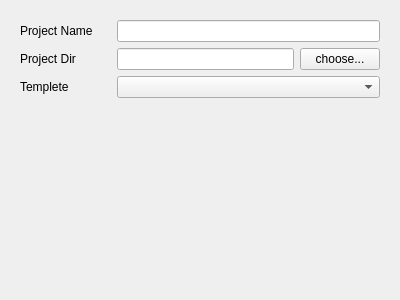
Before: the Qt Designer form UI/plugins/audio/audioform.ui in wwwwwalter/QtManageProject, drawn with Qt 5.
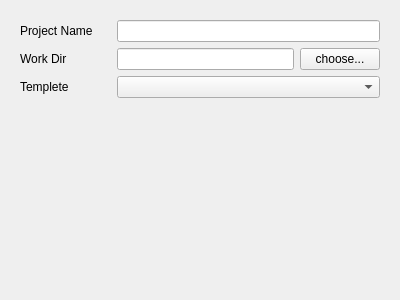
After: the same form once the commit is applied.

Commit message: create new project

Diff of the .ui file:
```diff
--- a/UI/plugins/audio/audioform.ui
+++ b/UI/plugins/audio/audioform.ui
@@ -29,7 +29,7 @@
         <item>
          <widget class="QLabel" name="label_2">
           <property name="text">
-           <string>Project Dir</string>
+           <string>Work Dir</string>
           </property>
          </widget>
         </item>
```
Left out of the diff: 2 changed lines with no effect on the pictures. The commit also changes 9 other files.
